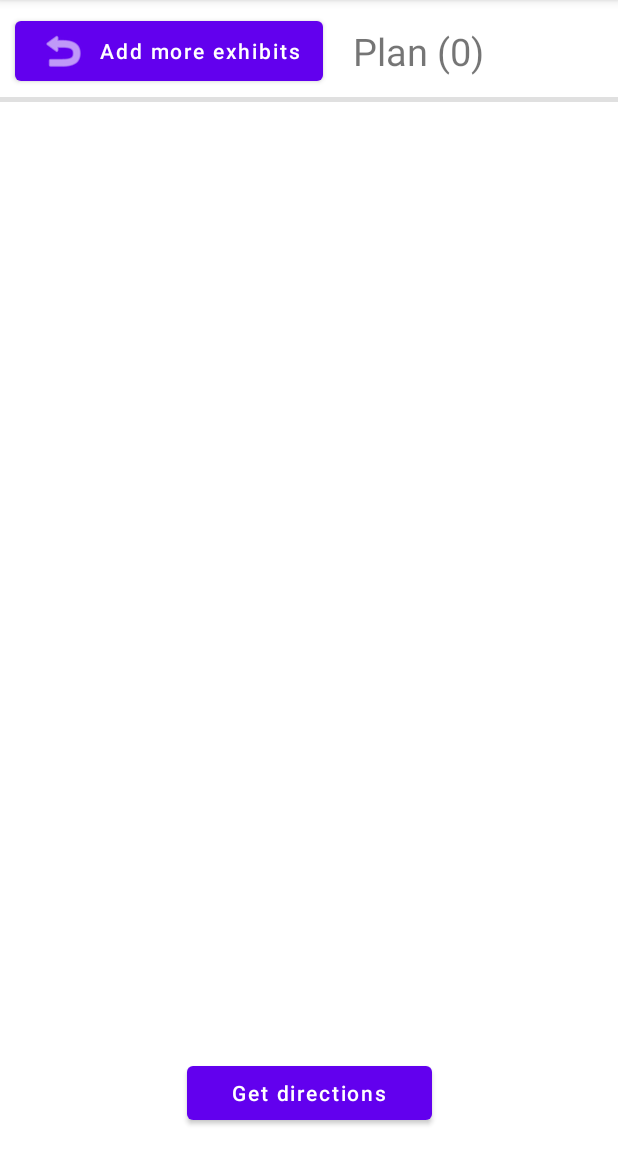
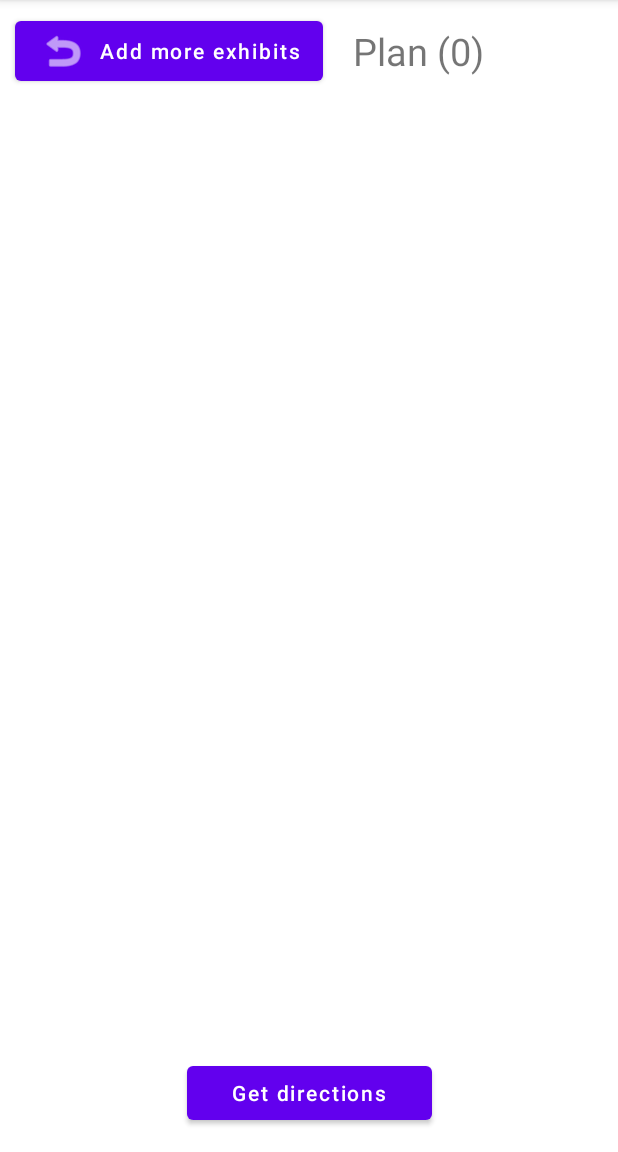
Before and after one commit to CSE-110-Spring-2022/zooseeker-cse-110-team-63, an Android app: the screen it shows after launch (ViewPlanActivity), on a phone screen of 412 x 824 dp, the part 84-1236 px from its top. Run offline under Robolectric (Android 15) with nearby library versions, the phone set to English and light mode, and no system bars; libraries missing offline, so code that uses them is left out: org.jgrapht, org.jgrapht.graph, org.jgrapht.nio; 9 statements that could not run were skipped.

Commit message:
remove divider

```diff
--- a/app/src/main/res/layout/activity_view_plan.xml
+++ b/app/src/main/res/layout/activity_view_plan.xml
@@ -41,7 +41,7 @@
         app:layout_constraintBottom_toTopOf="@+id/get_directions_btn"
         app:layout_constraintEnd_toEndOf="parent"
         app:layout_constraintStart_toStartOf="parent"
-        app:layout_constraintTop_toBottomOf="@+id/divider" />
+        app:layout_constraintTop_toBottomOf="@+id/add_more_exhibits_btn" />
 
     <Button
         android:id="@+id/get_directions_btn"
@@ -56,14 +56,4 @@
         app:layout_constraintEnd_toEndOf="parent"
         app:layout_constraintStart_toStartOf="parent" />
 
-    <View
-        android:id="@+id/divider"
-        android:layout_width="0dp"
-        android:layout_height="3dp"
-        android:background="?android:attr/listDivider"
-        app:layout_constraintBottom_toTopOf="@+id/plan_items"
-        app:layout_constraintEnd_toEndOf="parent"
-        app:layout_constraintStart_toStartOf="parent"
-        app:layout_constraintTop_toTopOf="@+id/plan_items" />
-
 </androidx.constraintlayout.widget.ConstraintLayout>
```
